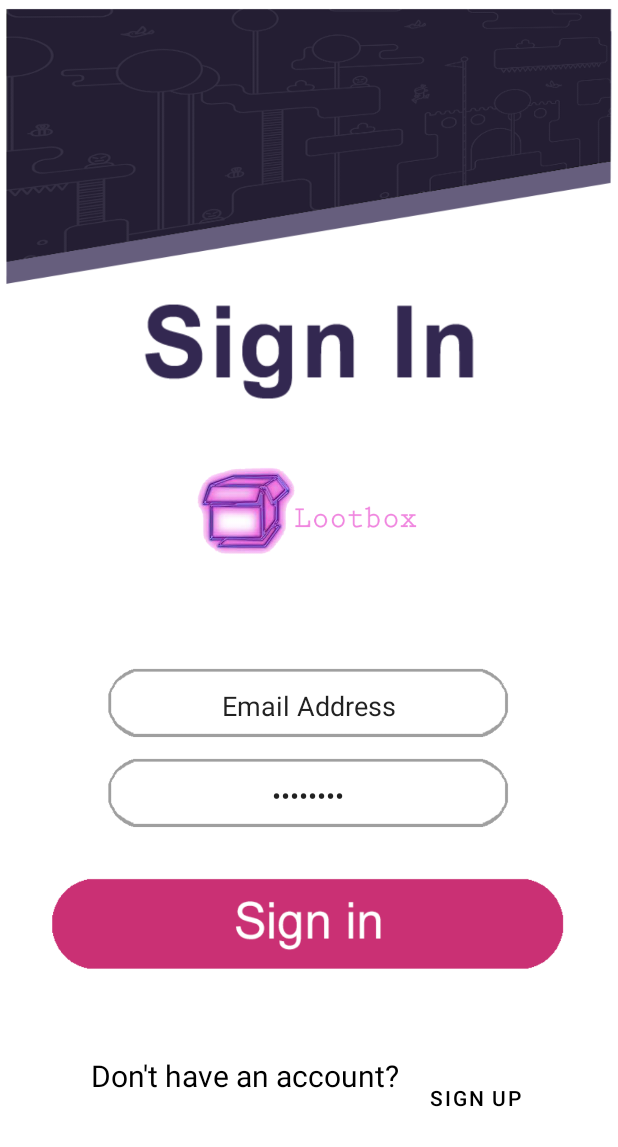
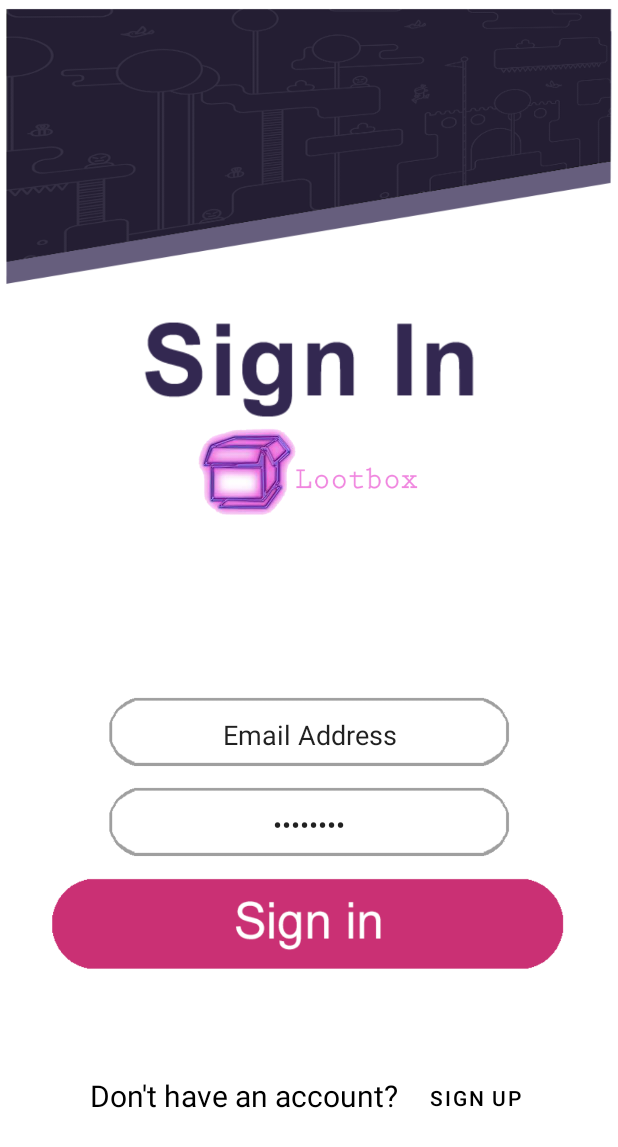
Before and after one commit to sibrinaVDW/Lootbox, an Android app: the layout activity_login.xml on its own in the app's theme, with its tools: preview values and no code run, on a phone screen of 412 x 824 dp. Shown: the top 1147 px of the screen. Run offline under Robolectric (Android 15) with nearby library versions, the phone set to English and light mode, and no system bars.

Commit message:
jades stuff

```diff
--- a/app/src/main/java/com/example/lootbox/ItemListActivity.kt
+++ b/app/src/main/java/com/example/lootbox/ItemListActivity.kt
@@ -44,7 +44,7 @@ class ItemListActivity : AppCompatActivity() {
         var catDisp : TextView =  findViewById(R.id.txtCatName)
         catDisp.text = categoryPass
 
-        val btnAdd : Button = findViewById(R.id.btnAdd)
+        val btnAdd : ImageButton = findViewById(R.id.btnAdd)
         btnAdd.setOnClickListener(object : View.OnClickListener{
             override fun onClick(v:View){
                 val diagPopUp = LayoutInflater.from(this@ItemListActivity).inflate(R.layout.itempopup,null)
--- a/app/src/main/res/layout/activity_login.xml
+++ b/app/src/main/res/layout/activity_login.xml
@@ -7,18 +7,22 @@
     tools:context=".MainActivity">
 
     <ImageView
+        android:id="@+id/imageView7"
         android:layout_width="450dp"
         android:layout_height="750dp"
         android:background="@drawable/page_background"
         app:layout_constraintBottom_toBottomOf="parent"
         app:layout_constraintEnd_toEndOf="parent"
+        app:layout_constraintHorizontal_bias="0.23"
         app:layout_constraintStart_toStartOf="parent"
-        app:layout_constraintTop_toTopOf="parent" />
+        app:layout_constraintTop_toTopOf="parent"
+        app:layout_constraintVertical_bias="0.0" />
 
     <ImageView
         android:id="@+id/imageView3"
         android:layout_width="225dp"
         android:layout_height="75dp"
+        android:layout_marginTop="12dp"
         android:background="@drawable/signin_title"
         app:layout_constraintEnd_toEndOf="parent"
         app:layout_constraintStart_toStartOf="parent"
@@ -31,39 +35,38 @@
         android:background="@drawable/signin_logo"
         app:layout_constraintBottom_toTopOf="@+id/email"
         app:layout_constraintEnd_toEndOf="parent"
-        app:layout_constraintHorizontal_bias="0.497"
+        app:layout_constraintHorizontal_bias="0.498"
         app:layout_constraintStart_toStartOf="parent"
         app:layout_constraintTop_toBottomOf="@+id/imageView3"
-        app:layout_constraintVertical_bias="0.35" />
+        app:layout_constraintVertical_bias="0.0" />
 
     <TextView
         android:id="@+id/txtPgTitle"
         android:layout_width="wrap_content"
         android:layout_height="wrap_content"
+        android:layout_marginStart="60dp"
+        android:layout_marginBottom="80dp"
         android:text="Don't have an account?"
         android:textColor="@color/black"
         android:textSize="20sp"
         android:textStyle="normal"
         app:layout_constraintBottom_toBottomOf="parent"
-        app:layout_constraintEnd_toStartOf="@+id/button"
         app:layout_constraintHorizontal_bias="1.0"
         app:layout_constraintStart_toStartOf="parent"
-        app:layout_constraintTop_toBottomOf="@+id/button2"
         app:layout_constraintVertical_bias="0.36" />
 
     <EditText
         android:id="@+id/password"
         android:layout_width="275dp"
         android:layout_height="60dp"
-        android:layout_marginBottom="20dp"
+        android:layout_marginBottom="244dp"
         android:background="@drawable/signin_text_box"
         android:ems="10"
         android:inputType="textPassword"
         android:text="Password"
         android:textAlignment="center"
-        app:layout_constraintBottom_toTopOf="@+id/button2"
+        app:layout_constraintBottom_toBottomOf="parent"
         app:layout_constraintEnd_toEndOf="parent"
-        app:layout_constraintHorizontal_bias="0.496"
         app:layout_constraintStart_toStartOf="parent" />
 
     <EditText
@@ -77,7 +80,6 @@
         android:textAlignment="center"
         app:layout_constraintBottom_toTopOf="@+id/password"
         app:layout_constraintEnd_toEndOf="parent"
-        app:layout_constraintHorizontal_bias="0.496"
         app:layout_constraintStart_toStartOf="parent"
         app:layout_constraintTop_toTopOf="parent"
         app:layout_constraintVertical_bias="1.0" />
@@ -97,7 +99,7 @@
         app:layout_constraintVertical_bias="0.0" />
 
     <Button
-        android:id="@+id/button"
+        android:id="@+id/btnSignUp"
         android:layout_width="100dp"
         android:layout_height="0dp"
         android:layout_marginBottom="68dp"
@@ -110,7 +112,7 @@
         app:layout_constraintStart_toStartOf="parent" />
 
     <ImageButton
-        android:id="@+id/button2"
+        android:id="@+id/btnSignIn"
         android:layout_width="350dp"
         android:layout_height="70dp"
         android:background="@drawable/signin_button"
```
Also changed, not shown: app/src/main/res/layout/activity_item_list.xml (+25 -3 lines).
